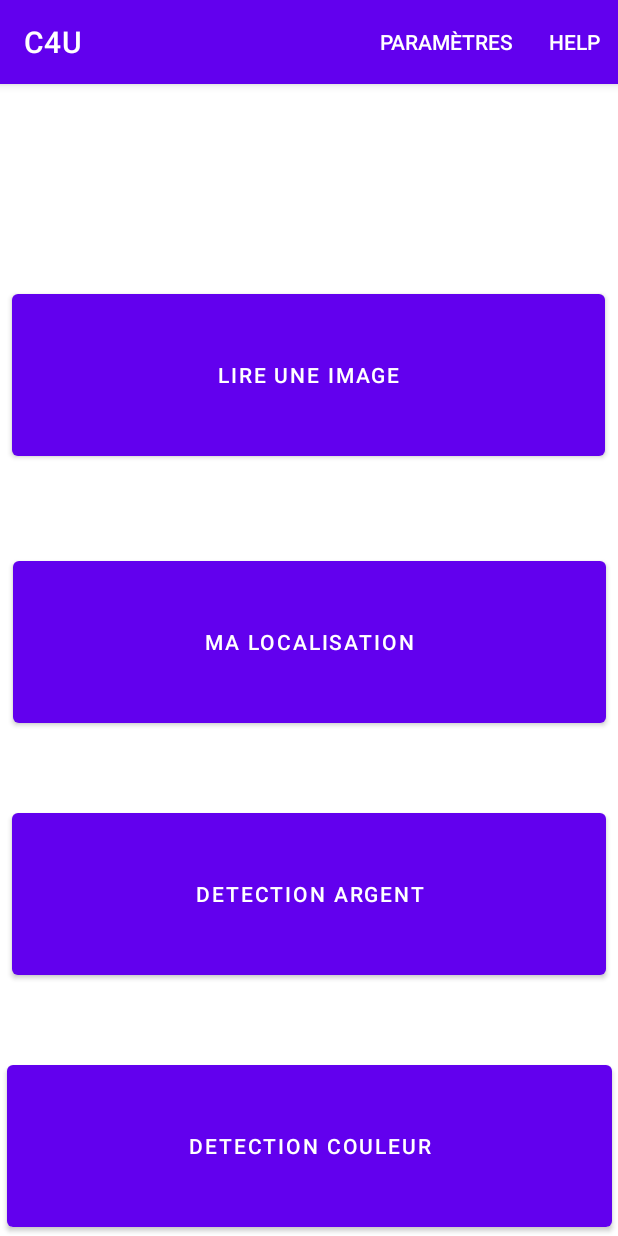
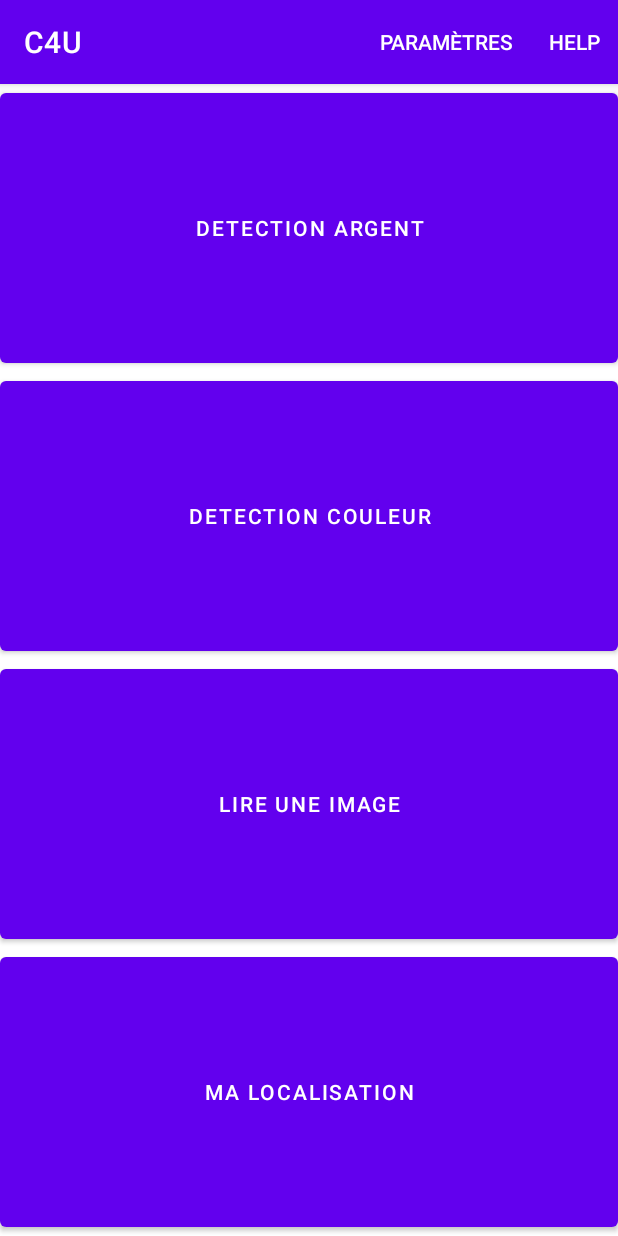
Before and after one commit to hamzatamry/C4U, an Android app: the screen it shows after launch (MainActivity1), on a phone screen of 412 x 824 dp. Run offline under Robolectric (Android 15) with nearby library versions, the phone set to English and light mode, and no system bars.

Commit message:
Layout fixed

```diff
--- /dev/null
+++ b/app/src/main/res/layout-land/activity_main1.xml
@@ -0,0 +1,62 @@
+<?xml version="1.0" encoding="utf-8"?>
+<androidx.constraintlayout.widget.ConstraintLayout xmlns:android="http://schemas.android.com/apk/res/android"
+    xmlns:app="http://schemas.android.com/apk/res-auto"
+    xmlns:tools="http://schemas.android.com/tools"
+    android:layout_width="match_parent"
+    android:layout_height="match_parent"
+    android:orientation="vertical"
+    app:flow_verticalGap="10dp">
+
+    <Button
+        android:id="@+id/moneyBt"
+        android:layout_width="340dp"
+        android:layout_height="164dp"
+        android:layout_marginStart="8dp"
+        android:layout_marginTop="8dp"
+        android:layout_marginBottom="8dp"
+        android:text="@string/money_btn_label"
+        app:layout_constraintBottom_toTopOf="@+id/geoBt"
+        app:layout_constraintEnd_toStartOf="@+id/colorBt"
+        app:layout_constraintStart_toStartOf="parent"
+        app:layout_constraintTop_toTopOf="parent" />
+
+    <Button
+        android:id="@+id/colorBt"
+        android:layout_width="340dp"
+        android:layout_height="164dp"
+        android:layout_marginStart="8dp"
+        android:layout_marginTop="8dp"
+        android:layout_marginEnd="8dp"
+        android:layout_marginBottom="8dp"
+        android:text="@string/color_btn_label"
+        app:layout_constraintBottom_toTopOf="@+id/ocrBt"
+        app:layout_constraintEnd_toEndOf="parent"
+        app:layout_constraintStart_toEndOf="@+id/moneyBt"
+        app:layout_constraintTop_toTopOf="parent" />
+
+    <Button
+        android:id="@+id/ocrBt"
+        android:layout_width="340dp"
+        android:layout_height="164dp"
+        android:layout_marginStart="8dp"
+        android:layout_marginEnd="8dp"
+        android:layout_marginBottom="8dp"
+        android:text="@string/ocr_btn_label"
+        app:layout_constraintBottom_toBottomOf="parent"
+        app:layout_constraintEnd_toEndOf="parent"
+        app:layout_constraintStart_toEndOf="@+id/geoBt"
+        app:layout_constraintTop_toBottomOf="@+id/colorBt" />
+
+    <Button
+        android:id="@+id/geoBt"
+        android:layout_width="340dp"
+        android:layout_height="164dp"
+        android:layout_marginStart="8dp"
+        android:layout_marginBottom="8dp"
+        android:text="@string/geo_btn_label"
+        app:layout_constraintBottom_toBottomOf="parent"
+        app:layout_constraintEnd_toStartOf="@+id/ocrBt"
+        app:layout_constraintStart_toStartOf="parent"
+        app:layout_constraintTop_toBottomOf="@+id/moneyBt" />
+
+</androidx.constraintlayout.widget.ConstraintLayout>
--- a/app/src/main/res/layout/activity_main1.xml
+++ b/app/src/main/res/layout/activity_main1.xml
@@ -1,58 +1,38 @@
 <?xml version="1.0" encoding="utf-8"?>
-<androidx.constraintlayout.widget.ConstraintLayout xmlns:android="http://schemas.android.com/apk/res/android"
+<LinearLayout xmlns:android="http://schemas.android.com/apk/res/android"
     xmlns:app="http://schemas.android.com/apk/res-auto"
     xmlns:tools="http://schemas.android.com/tools"
     android:layout_width="match_parent"
-    android:layout_height="match_parent">
+    android:layout_height="match_parent"
+    android:orientation="vertical"
+    app:flow_verticalGap="10dp">
 
     <Button
         android:id="@+id/moneyBt"
-        android:layout_width="0dp"
-        android:layout_height="120dp"
-        android:layout_marginStart="8dp"
-        android:layout_marginEnd="8dp"
-        android:layout_marginBottom="48dp"
-        android:text="@string/money_btn_label"
-        app:layout_constraintBottom_toTopOf="@+id/colorBt"
-        app:layout_constraintEnd_toEndOf="parent"
-        app:layout_constraintStart_toStartOf="parent" />
+        android:layout_width="match_parent"
+        android:layout_height="100dp"
+        android:layout_weight="1"
+        android:text="@string/money_btn_label" />
 
     <Button
         android:id="@+id/colorBt"
-        android:layout_width="403dp"
-        android:layout_height="120dp"
-        android:layout_marginStart="8dp"
-        android:layout_marginEnd="8dp"
-        android:text="@string/color_btn_label"
-        app:layout_constraintBottom_toBottomOf="parent"
-        app:layout_constraintEnd_toEndOf="parent"
-        app:layout_constraintStart_toStartOf="parent" />
+        android:layout_width="match_parent"
+        android:layout_height="100dp"
+        android:layout_weight="1"
+        android:text="@string/color_btn_label" />
 
     <Button
         android:id="@+id/ocrBt"
-        android:layout_width="395dp"
-        android:layout_height="120dp"
-        android:layout_marginStart="8dp"
-        android:layout_marginEnd="8dp"
-        android:layout_marginBottom="48dp"
-        android:text="@string/ocr_btn_label"
-        app:layout_constraintBottom_toTopOf="@+id/geoBt"
-        app:layout_constraintEnd_toEndOf="parent"
-        app:layout_constraintHorizontal_bias="0.0"
-        app:layout_constraintStart_toStartOf="parent"
-        app:layout_constraintTop_toTopOf="parent"
-        app:layout_constraintVertical_bias="0.929" />
+        android:layout_width="match_parent"
+        android:layout_height="100dp"
+        android:layout_weight="1"
+        android:text="@string/ocr_btn_label" />
 
     <Button
         android:id="@+id/geoBt"
-        android:layout_width="395dp"
-        android:layout_height="120dp"
-        android:layout_marginStart="8dp"
-        android:layout_marginEnd="8dp"
-        android:layout_marginBottom="48dp"
-        android:text="@string/geo_btn_label"
-        app:layout_constraintBottom_toTopOf="@+id/moneyBt"
-        app:layout_constraintEnd_toEndOf="parent"
-        app:layout_constraintStart_toStartOf="parent" />
+        android:layout_width="match_parent"
+        android:layout_height="100dp"
+        android:layout_weight="1"
+        android:text="@string/geo_btn_label" />
 
-</androidx.constraintlayout.widget.ConstraintLayout>
+</LinearLayout>
```
